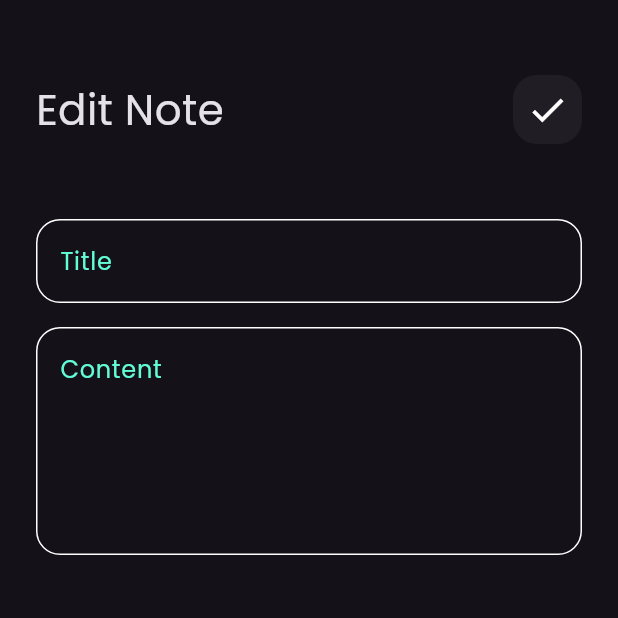
After one commit to mahmoud140106/notes-app, a Flutter app: the screen it shows after launch, after a tap on "Flutter tips", on a phone screen of 412 x 824 dp, the top half of it. The commit adds this screen. Run offline on Flutter 3.47's test engine with Material 3 defaults, Android fonts, the phone set to English and light mode, and no system bars; our stand-ins replace font_awesome_flutter.

Commit message:
edit note view

```diff
--- /dev/null
+++ b/lib/views/edit_note_view.dart
@@ -0,0 +1,13 @@
+import 'package:flutter/material.dart';
+import 'package:notes_app/views/widgets/edit_view_body.dart';
+
+class EditNoteView extends StatelessWidget {
+  const EditNoteView({super.key});
+
+  @override
+  Widget build(BuildContext context) {
+    return Scaffold(
+      body: EditNoteViewBody(),
+    );
+  }
+}
--- a/lib/views/widgets/custom_app_bar.dart
+++ b/lib/views/widgets/custom_app_bar.dart
@@ -1,21 +1,23 @@
 import 'package:flutter/material.dart';
-import 'package:notes_app/views/widgets/custom_search_icon.dart';
+import 'package:notes_app/views/widgets/custom_icon.dart';
 
 class CustomAppBar extends StatelessWidget {
-  const CustomAppBar({super.key});
+  const CustomAppBar({super.key, required this.title, required this.icon});
+  final String title;
+  final IconData icon;
 
   @override
   Widget build(BuildContext context) {
     return Row(
       children: [
         Text(
-          'Notes',
+          title,
           style: TextStyle(
             fontSize: 28,
           ),
         ),
         Spacer(),
-        CustomSearchIcon(),
+        CustomIcon(icon: icon,),
       ],
     );
   }
--- a/lib/views/widgets/custom_search_icon.dart
+++ b/lib/views/widgets/custom_icon.dart
@@ -1,8 +1,8 @@
 import 'package:flutter/material.dart';
 
-class CustomSearchIcon extends StatelessWidget {
-  const CustomSearchIcon({super.key});
-
+class CustomIcon extends StatelessWidget {
+  const CustomIcon({super.key, required this.icon});
+  final IconData icon;
   @override
   Widget build(BuildContext context) {
     return Container(
@@ -14,7 +14,8 @@ class CustomSearchIcon extends StatelessWidget {
       ),
       child: Center(
         child: Icon(
-          Icons.search,
+          // Icons.search,
+          icon,
           size: 28,
         ),
       ),
--- a/lib/views/widgets/custom_note_item.dart
+++ b/lib/views/widgets/custom_note_item.dart
@@ -1,12 +1,24 @@
 import 'package:flutter/material.dart';
 import 'package:font_awesome_flutter/font_awesome_flutter.dart';
+import 'package:notes_app/views/edit_note_view.dart';
 
 class NoteItem extends StatelessWidget {
   const NoteItem({super.key});
 
   @override
   Widget build(BuildContext context) {
-    return Container(
+    return GestureDetector(
+      onTap: () {
+        Navigator.push(
+          context,
+          MaterialPageRoute(
+            builder: (context) {
+              return EditNoteView();
+            },
+          ),
+        );
+      },
+      child: Container(
         padding: EdgeInsets.only(
           top: 24,
           bottom: 24,
@@ -58,6 +70,7 @@ class NoteItem extends StatelessWidget {
             ),
           ],
         ),
+      ),
     );
   }
 }
--- /dev/null
+++ b/lib/views/widgets/edit_view_body.dart
@@ -0,0 +1,36 @@
+import 'package:flutter/material.dart';
+import 'package:notes_app/views/widgets/custom_app_bar.dart';
+import 'package:notes_app/views/widgets/custom_text_field.dart';
+
+class EditNoteViewBody extends StatelessWidget {
+  const EditNoteViewBody({super.key});
+
+  @override
+  Widget build(BuildContext context) {
+    return Padding(
+      padding: const EdgeInsets.symmetric(horizontal: 24),
+      child: Column(
+        children: [
+          SizedBox(
+            height: 50,
+          ),
+          CustomAppBar(
+            title: 'Edit Note',
+            icon: Icons.check,
+          ),
+          SizedBox(
+            height: 50,
+          ),
+          CustomTextField(hint: 'Title'),
+          SizedBox(
+            height: 16,
+          ),
+          CustomTextField(
+            hint: 'Content',
+            maxLines: 5,
+          ),
+        ],
+      ),
+    );
+  }
+}
--- a/lib/views/widgets/notes_view_body.dart
+++ b/lib/views/widgets/notes_view_body.dart
@@ -17,7 +17,10 @@ class NotesViewBody extends StatelessWidget {
           SizedBox(
             height: 40,
           ),
-          CustomAppBar(),
+          CustomAppBar(
+            title: 'Notes',
+            icon: Icons.search,
+          ),
           Expanded(child: NotesListView()),
         ],
       ),
```
Lines whose indentation alone changed are shown as unchanged.
